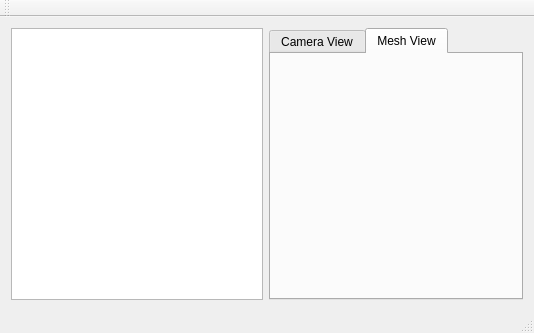
Above: src/gui/freelssmainwindow.ui from phhorrein/freelss before the change. Below: the same form after it.
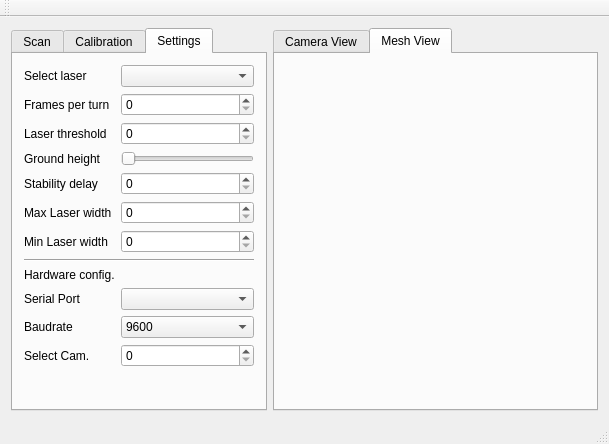
That is the form after the change. The open tabs and pages were chosen to show the change. Custom widgets are drawn as their Qt base class.

Commit message: Adding settings in Qt app

What changed in the file:
```diff
--- a/src/gui/freelssmainwindow.ui
+++ b/src/gui/freelssmainwindow.ui
@@ -6,8 +6,8 @@
    <rect>
     <x>0</x>
     <y>0</y>
-    <width>534</width>
-    <height>333</height>
+    <width>609</width>
+    <height>444</height>
    </rect>
   </property>
   <property name="windowTitle">
@@ -16,13 +16,243 @@
   <widget class="QWidget" name="centralWidget">
    <layout class="QHBoxLayout" name="horizontalLayout">
     <item>
-     <widget class="QListView" name="listView">
+     <widget class="QTabWidget" name="controlWidget">
       <property name="maximumSize">
        <size>
         <width>256</width>
         <height>16777215</height>
        </size>
       </property>
+      <property name="currentIndex">
+       <number>2</number>
+      </property>
+      <widget class="QWidget" name="scanPane">
+       <attribute name="title">
+        <string>Scan</string>
+       </attribute>
+       <layout class="QFormLayout" name="formLayout">
+        <item row="0" column="0">
+         <widget class="QLabel" name="label">
+          <property name="text">
+           <string>Scan degrees</string>
+          </property>
+         </widget>
+        </item>
+        <item row="0" column="1">
+         <widget class="QLineEdit" name="scanDegValue"/>
+        </item>
+        <item row="1" column="0">
+         <widget class="QLabel" name="label_2">
+          <property name="text">
+           <string>Detail</string>
+          </property>
+         </widget>
+        </item>
+        <item row="1" column="1">
+         <widget class="QLineEdit" name="scanDetailValue"/>
+        </item>
+        <item row="2" column="0">
+         <widget class="QPushButton" name="startScanButton">
+          <property name="text">
+           <string>Start Scan</string>
+          </property>
+         </widget>
+        </item>
+       </layout>
+      </widget>
+      <widget class="QWidget" name="calibratePane">
+       <attribute name="title">
+        <string>Calibration</string>
+       </attribute>
+       <layout class="QFormLayout" name="formLayout_2">
+        <item row="0" column="0" colspan="2">
+         <widget class="QPushButton" name="testScannerButton">
+          <property name="text">
+           <string>Produce test image</string>
+          </property>
+         </widget>
+        </item>
+        <item row="1" column="0" colspan="2">
+         <widget class="QPushButton" name="calibLasersButton">
+          <property name="text">
+           <string>Calibrate Lasers</string>
+          </property>
+         </widget>
+        </item>
+        <item row="2" column="0" colspan="2">
+         <widget class="QPushButton" name="toggleLeftButton">
+          <property name="text">
+           <string>Toggle Left Laser</string>
+          </property>
+         </widget>
+        </item>
+        <item row="3" column="0" colspan="2">
+         <widget class="QPushButton" name="toggleRightButton">
+          <property name="text">
+           <string>Toggle Right Laser</string>
+          </property>
+         </widget>
+        </item>
+        <item row="4" column="0">
+         <widget class="QLineEdit" name="rotateDegreeValue"/>
+        </item>
+        <item row="4" column="1">
+         <widget class="QPushButton" name="rotatePlatformButton">
+          <property name="text">
+           <string>Rotate platform</string>
+          </property>
+         </widget>
+        </item>
+       </layout>
+      </widget>
+      <widget class="QWidget" name="settingsPane">
+       <attribute name="title">
+        <string>Settings</string>
+       </attribute>
+       <layout class="QFormLayout" name="formLayout_3">
+        <item row="0" column="0">
+         <widget class="QLabel" name="label_3">
+          <property name="text">
+           <string>Select laser</string>
+          </property>
+         </widget>
+        </item>
+        <item row="0" column="1">
+         <widget class="QComboBox" name="laserSelectBox">
+          <property name="editable">
+           <bool>false</bool>
+          </property>
+          <property name="insertPolicy">
+           <enum>QComboBox::InsertAtBottom</enum>
+          </property>
+         </widget>
+        </item>
+        <item row="1" column="0">
+         <widget class="QLabel" name="label_4">
+          <property name="text">
+           <string>Frames per turn</string>
+          </property>
+         </widget>
+        </item>
+        <item row="1" column="1">
+         <widget class="QSpinBox" name="framesPerTurnValue"/>
+        </item>
+        <item row="2" column="0">
+         <widget class="QLabel" name="label_5">
+          <property name="text">
+           <string>Laser threshold</string>
+          </property>
+         </widget>
+        </item>
+        <item row="2" column="1">
+         <widget class="QSpinBox" name="laserThreshValue"/>
+        </item>
+        <item row="3" column="0">
+         <widget class="QLabel" name="label_6">
+          <property name="text">
+           <string>Ground height</string>
+          </property>
+         </widget>
+        </item>
+        <item row="3" column="1">
+         <widget class="QSlider" name="groundHeightValue">
+          <property name="orientation">
+           <enum>Qt::Horizontal</enum>
+          </property>
+         </widget>
+        </item>
+        <item row="4" column="0">
+         <widget class="QLabel" name="label_7">
+          <property name="text">
+           <string>Stability delay</string>
+          </property>
+         </widget>
+        </item>
+        <item row="4" column="1">
+         <widget class="QSpinBox" name="stabilityDelayValue"/>
+        </item>
+        <item row="5" column="0">
+         <widget class="QLabel" name="label_8">
+          <property name="text">
+           <string>Max Laser width</string>
+          </property>
+         </widget>
+        </item>
+        <item row="5" column="1">
+         <widget class="QSpinBox" name="maxLaserWidthValue"/>
+        </item>
+        <item row="6" column="0">
+         <widget class="QLabel" name="label_9">
+          <property name="text">
+           <string>Min Laser width</string>
+          </property>
+         </widget>
+        </item>
+        <item row="6" column="1">
+         <widget class="QSpinBox" name="minLaserWidthValue"/>
+        </item>
+        <item row="9" column="0" colspan="2">
+         <widget class="Line" name="line">
+          <property name="orientation">
+           <enum>Qt::Horizontal</enum>
+          </property>
+         </widget>
+        </item>
+        <item row="11" column="0">
+         <widget class="QLabel" name="label_10">
+          <property name="text">
+           <string>Hardware config.</string>
+          </property>
+         </widget>
+        </item>
+        <item row="12" column="0">
+         <widget class="QLabel" name="label_11">
+          <property name="text">
+           <string>Serial Port</string>
+          </property>
+         </widget>
+        </item>
+        <item row="12" column="1">
+         <widget class="QComboBox" name="serialPortValue"/>
+        </item>
+        <item row="14" column="0">
+         <widget class="QLabel" name="label_12">
+          <property name="text">
+           <string>Select Cam.</string>
+          </property>
+         </widget>
+        </item>
+        <item row="14" column="1">
+         <widget class="QSpinBox" name="camDevidValue"/>
+        </item>
+        <item row="13" column="0">
+         <widget class="QLabel" name="label_13">
+          <property name="text">
+           <string>Baudrate</string>
+          </property>
+         </widget>
+        </item>
+        <item row="13" column="1">
+         <widget class="QComboBox" name="baudRateValue">
+          <item>
+           <property name="text">
+            <string>9600</string>
+           </property>
+          </item>
+          <item>
+           <property name="text">
+            <string>38400</string>
+           </property>
+          </item>
+          <item>
+           <property name="text">
+            <string>115200</string>
+           </property>
+          </item>
+         </widget>
+        </item>
+       </layout>
+      </widget>
      </widget>
     </item>
     <item>
@@ -48,6 +278,7 @@
        <attribute name="title">
         <string>Mesh View</string>
        </attribute>
+       <layout class="QHBoxLayout" name="horizontalLayout_2"/>
       </widget>
      </widget>
     </item>
```
Left out of the diff: 6 changed lines with no effect on the pictures. The commit also changes 4 other files.
